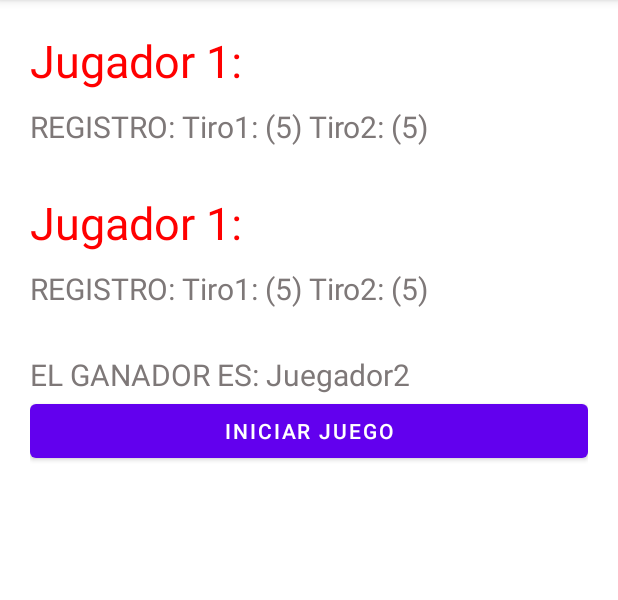
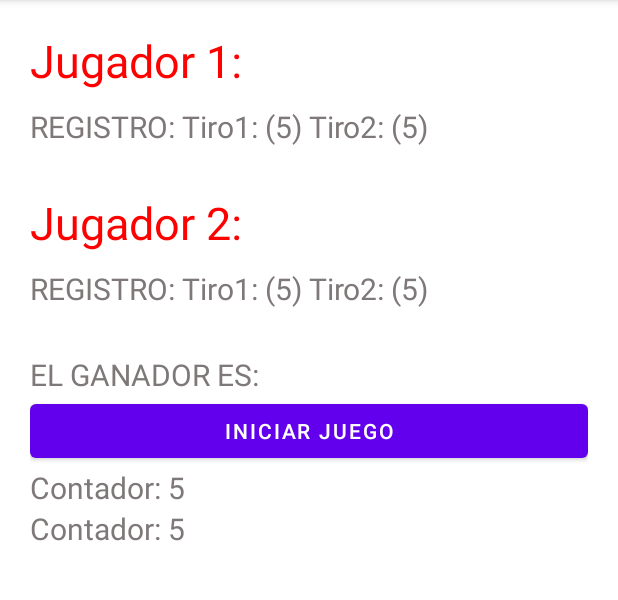
Before and after one commit to keiryoseli99/LADM_U2_SincronizacionDeHilos, an Android app: the screen it shows after launch (MainActivity), after a tap on "INICIAR JUEGO", on a phone screen of 412 x 824 dp, the part 84-684 px from its top. Run offline under Robolectric (Android 15) with nearby library versions, the phone set to English and light mode, and no system bars.

```diff
--- a/app/src/main/java/mx/tecnm/tepic/ladm_u2_ejercicio7_sincronizaciondehilos/MainActivity.kt
+++ b/app/src/main/java/mx/tecnm/tepic/ladm_u2_ejercicio7_sincronizaciondehilos/MainActivity.kt
@@ -2,59 +2,45 @@ package mx.tecnm.tepic.ladm_u2_ejercicio7_sincronizaciondehilos
 
 import androidx.appcompat.app.AppCompatActivity
 import android.os.Bundle
+import android.os.CountDownTimer
 import android.widget.Toast
 import kotlinx.android.synthetic.main.activity_main.*
 import java.lang.Exception
 
 class MainActivity : AppCompatActivity() {
+    val hilo1 = HiloJugador1(this)
+    val hilo2 = HiloJugador2(this)
+
     override fun onCreate(savedInstanceState: Bundle?) {
         super.onCreate(savedInstanceState)
         setContentView(R.layout.activity_main)
-
-        val hilo1 = HiloJugador1(this)
-        val hilo2 = HiloJugador2(this)
-        var r1 = 0
-        var r2 = 0
 
         button.setOnClickListener {
             try {
                 hilo1.start()
                 hilo2.start()
 
-                while (hilo1.partida == true && hilo2.partida == false) {
-                    hilo1.tiro1()
-                    hilo1.partida = false
-                    hilo2.partida = true
+                Join(1)
+
+                if (hilo1.jugando == false) {
+                    if (hilo1.r1>hilo2.r2){
+                        textView5.text = "EL GANADOR ES: Juegador1"
                     }
-                while (hilo1.partida == false && hilo2.partida == true) {
-                    hilo2.tiro1()
-                    hilo1.partida = true
-                    hilo2.partida = false
-                }
-                while (hilo1.partida == true && hilo2.partida == false) {
-                    hilo1.tiro2()
-                    hilo1.partida = false
-                    hilo2.partida = true
-                }
-                while (hilo1.partida == false && hilo2.partida == true) {
-                    hilo2.tiro2()
-                    hilo1.partida = true
-                    hilo2.partida = false
-                }
-
-                r1 = hilo1.dado1 + hilo1.dado2
-                r2 = hilo2.dado1 + hilo2.dado2
-
-                if (r1>r2){
-                    textView5.text = "EL GANADOR ES: Juegador1"
-                }else {
+                    if (hilo1.r1<hilo2.r2){
                         textView5.text = "EL GANADOR ES: Juegador2"
                     }
-
+                    if (hilo1.r1==hilo2.r2){
+                        textView5.text = "EMPATE!!!"
+                    }
+                }
             }catch (io: Exception){
                 Toast.makeText(this, "ERROR", Toast.LENGTH_LONG).show()
             }
         }
+    }
+    fun Join(tiempo:Int){
+        hilo1.join(tiempo.toLong())
+        hilo2.join(tiempo.toLong())
     }
 }
 
@@ -62,8 +48,9 @@ class HiloJugador1(p: MainActivity): Thread(){
     val puntero = p
     var dado1 = 0
     var dado2 = 0
-    var partida = true
-    var pausa = false
+    var jugando = true
+    var contador = 0
+    var r1 = 0
 
     fun tiro1() {
         dado1 = (1..6).random()
@@ -76,9 +63,23 @@ class HiloJugador1(p: MainActivity): Thread(){
 
     override fun run() {
         super.run()
+        while (jugando){
             puntero.runOnUiThread {
+                puntero.textView6.text = "Contador: ${contador}"
+                if (contador == 1) {
+                    tiro1()
                 }
+                if (contador == 3) {
+                    tiro2()
+                }
+                if (contador == 5) {
+                    jugando = false
+                }
+            }
+            contador++
             sleep(1000)
+        }
+        r1 = dado1 + dado2
     }
 }
 
@@ -86,8 +87,9 @@ class HiloJugador2(p: MainActivity): Thread(){
     val puntero = p
     var dado1 = 0
     var dado2 = 0
-    var partida = false
-    var pausa = true
+    var jugando = true
+    var contador = 0
+    var r2 = 0
 
     fun tiro1() {
         dado1 = (1..6).random()
@@ -100,8 +102,22 @@ class HiloJugador2(p: MainActivity): Thread(){
 
     override fun run() {
         super.run()
+        while (jugando){
             puntero.runOnUiThread {
+                puntero.textView7.text = "Contador: ${contador}"
+                if (contador == 2) {
+                    tiro1()
                 }
+                if (contador == 4) {
+                    tiro2()
+                }
+                if (contador == 5) {
+                    jugando = false
+                }
+            }
+            contador++
             sleep(1000)
         }
+        r2 = dado1 + dado2
     }
+}
--- a/app/src/main/res/layout/activity_main.xml
+++ b/app/src/main/res/layout/activity_main.xml
@@ -31,7 +31,7 @@
         android:id="@+id/textView3"
         android:layout_width="match_parent"
         android:layout_height="wrap_content"
-        android:text="Jugador 1:"
+        android:text="Jugador 2:"
         android:textSize="30sp"
         android:textColor="#FF0000"
         android:layout_marginBottom="10dp"/>
@@ -58,4 +58,20 @@
         android:layout_width="match_parent"
         android:layout_height="wrap_content"
         android:text="INICIAR JUEGO" />
+
+    <TextView
+        android:id="@+id/textView6"
+        android:layout_width="match_parent"
+        android:layout_height="wrap_content"
+        android:text="Contador1: "
+        android:textSize="20sp"
+        android:textColor="#7E7878" />
+
+    <TextView
+        android:id="@+id/textView7"
+        android:layout_width="match_parent"
+        android:layout_height="wrap_content"
+        android:text="Contador2: "
+        android:textSize="20sp"
+        android:textColor="#7E7878" />
 </LinearLayout>
```
Lines whose indentation alone changed are shown as unchanged.
